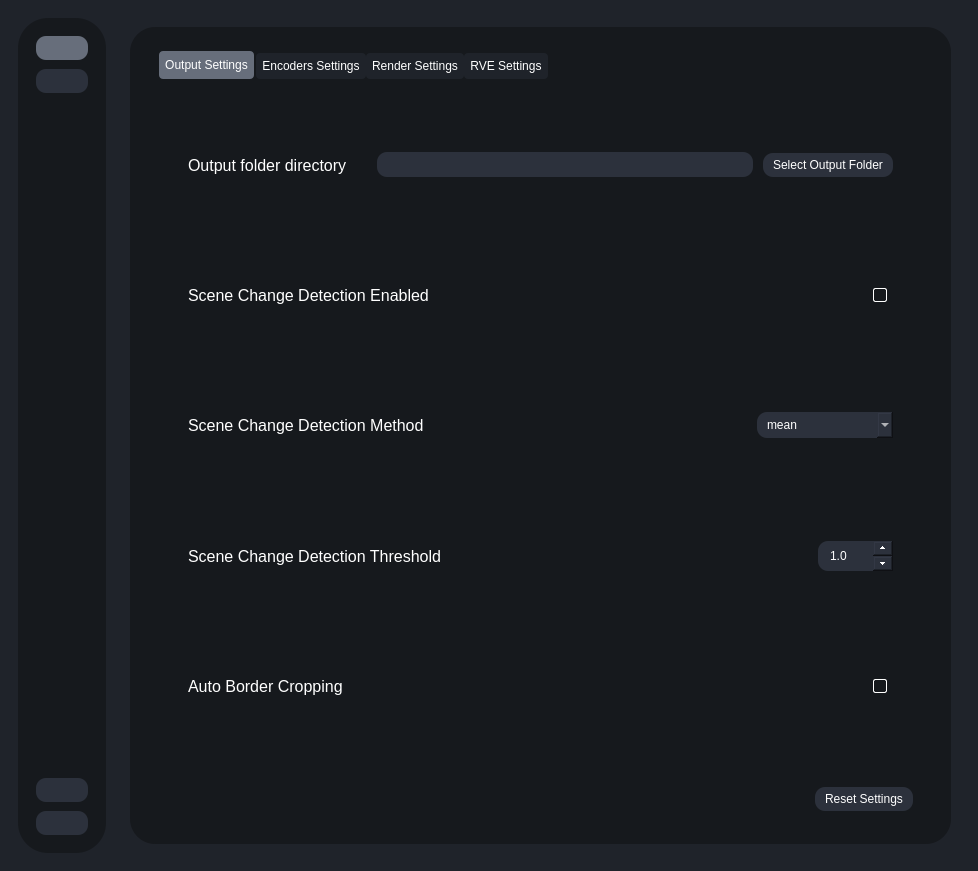
gokulmc/enhance_crop, file testRVEInterface.ui: the form before one commit.
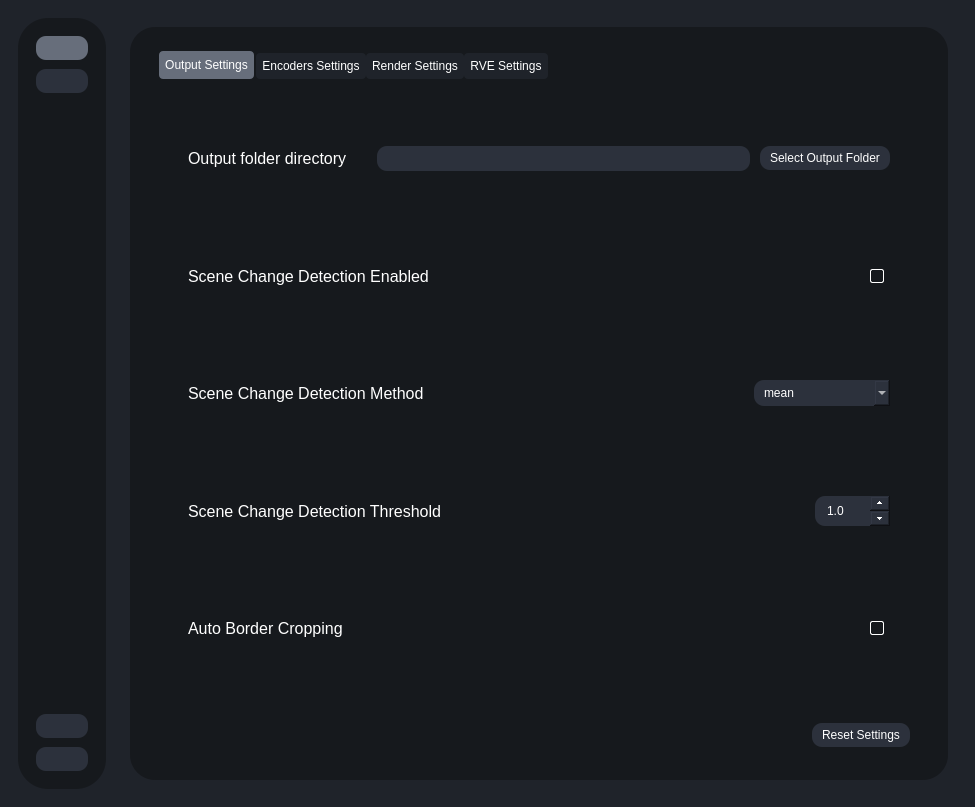
The form after the commit. The open tabs and pages were chosen to show the change. Icons and pictures are not drawn.

Commit message: open folder button

Patch:
```diff
--- a/testRVEInterface.ui
+++ b/testRVEInterface.ui
@@ -6,8 +6,8 @@
    <rect>
     <x>0</x>
     <y>0</y>
-    <width>978</width>
-    <height>871</height>
+    <width>0</width>
+    <height>0</height>
    </rect>
   </property>
   <property name="sizePolicy">
```
Left out of the diff: 230 changed lines with no effect on the pictures. The commit also changes 2 other files.
